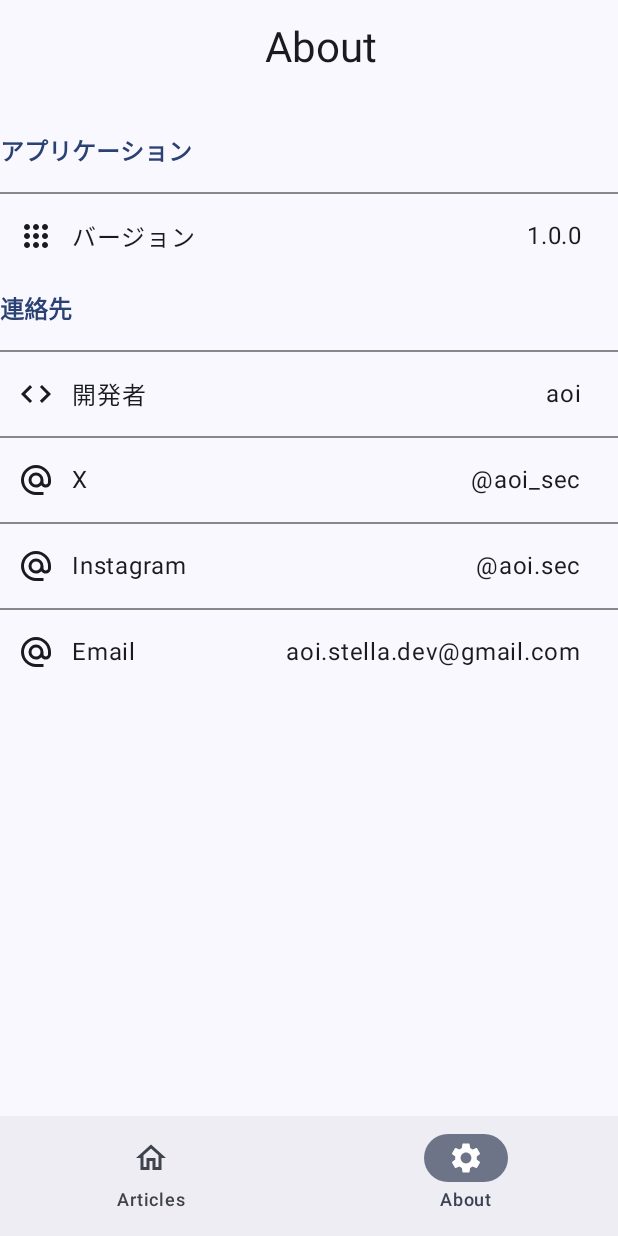
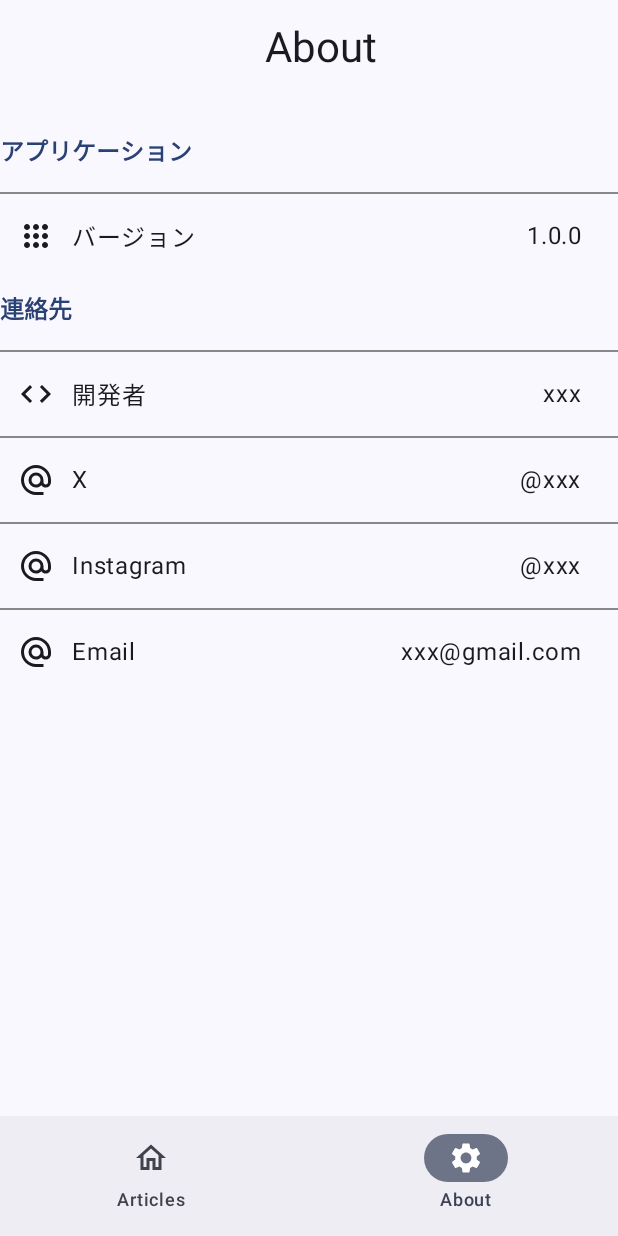
Before and after one commit to aoi-stella/link22, an Android app built with Jetpack Compose: the About screen opened through its navigation route, on a phone screen of 412 x 824 dp. Run offline under Robolectric (Android 15) with nearby library versions, the phone set to English and light mode, and no system bars; pictures from the network do not load.

Commit message:
edit: change privacy name

```diff
--- a/src/presentation/src/main/java/com/aoi/presentation/settings/Settings.kt
+++ b/src/presentation/src/main/java/com/aoi/presentation/settings/Settings.kt
@@ -55,10 +55,10 @@ private fun AppSection(){
         DisplayItem(ImageVector.vectorResource(R.drawable.ic_apps_24px), "バージョン", "1.0.0")
 
         DisplayTitle("連絡先")
-        DisplayItem(ImageVector.vectorResource(R.drawable.ic_develop_24px), "開発者", "aoi")
-        DisplayItem(ImageVector.vectorResource(R.drawable.ic_contact_24px), "X", "@aoi_sec")
-        DisplayItem(ImageVector.vectorResource(R.drawable.ic_contact_24px), "Instagram", "@aoi.sec")
-        DisplayItem(ImageVector.vectorResource(R.drawable.ic_contact_24px), "Email", "aoi.stella.dev@gmail.com")
+        DisplayItem(ImageVector.vectorResource(R.drawable.ic_develop_24px), "開発者", "xxx")
+        DisplayItem(ImageVector.vectorResource(R.drawable.ic_contact_24px), "X", "@xxx")
+        DisplayItem(ImageVector.vectorResource(R.drawable.ic_contact_24px), "Instagram", "@xxx")
+        DisplayItem(ImageVector.vectorResource(R.drawable.ic_contact_24px), "Email", "xxx@gmail.com")
     }
 }
 
```
